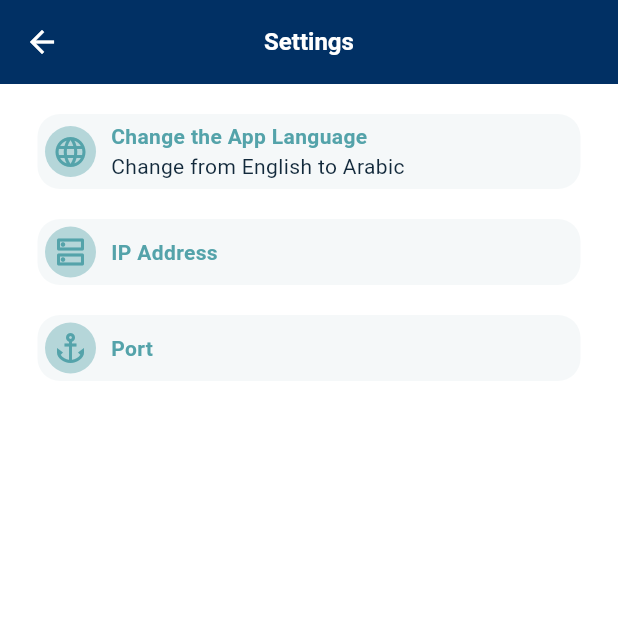
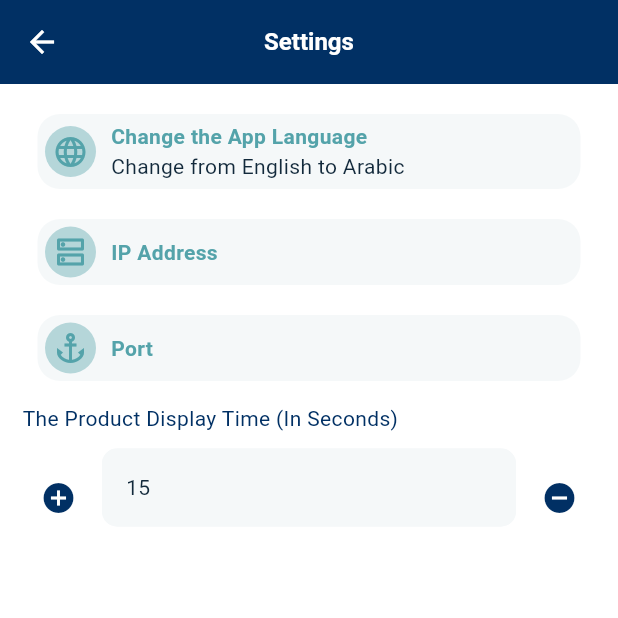
Before and after one commit to HayaBekheet/price_cheker, a Flutter app: the screen it shows after launch, after a tap on the "settings" icon, on a phone screen of 412 x 824 dp, the top half of it. Run offline on Flutter 3.47's test engine with Material 3 defaults, Android fonts, the phone set to English and light mode, and no system bars; our stand-ins replace easy_localization, flutter_svg, get_it, google_fonts, responsive_sizer, shared_preferences; missing offline and left inert: super_banners; Roboto replaces fonts that are missing (Cairo).

Commit message:
continue settings

```diff
--- a/assets/translations/ar-SA.json
+++ b/assets/translations/ar-SA.json
@@ -20,6 +20,7 @@
     },
     "port": {
       "title": "البورت"
-    }
+    },
+    "product_display_time": "مدة ظهور الصنف (بالثوانى)"
   }
 }
--- a/assets/translations/en-US.json
+++ b/assets/translations/en-US.json
@@ -20,6 +20,7 @@
     },
     "port": {
       "title": "Port"
-    }
+    },
+    "product_display_time": "The Product Display Time (In Seconds)"
   }
 }
--- a/lib/common/app_preferences/app_preferences.dart
+++ b/lib/common/app_preferences/app_preferences.dart
@@ -4,4 +4,6 @@ abstract class AppPreferences {
   Future<void> setBaseUrl(String baseUrl);
   Future<String> getLanguageCode();
   Future<void> setLanguageCode(String languageCode);
+  int getProductCardDisplayTime();
+  Future<void> setProductCardDisplayTime(int seconds);
 }
--- a/lib/common/app_preferences/app_preferences_imp.dart
+++ b/lib/common/app_preferences/app_preferences_imp.dart
@@ -38,4 +38,14 @@ class AppPreferencesImp implements AppPreferences {
   Future<void> setLanguageCode(String languageCode) async {
     await preferences.setString('language-code', languageCode);
   }
+
+  @override
+  int getProductCardDisplayTime() {
+    return preferences.getInt('productDisplayTime') ?? 15;
+  }
+
+  @override
+  Future<void> setProductCardDisplayTime(int seconds) async {
+    await preferences.setInt('productDisplayTime', seconds);
+  }
 }
--- /dev/null
+++ b/lib/common/functions/replace_with_english_numbers.dart
@@ -0,0 +1,8 @@
+String replaceWithEnglishNumbers(String input) {
+  const english = ['0', '1', '2', '3', '4', '5', '6', '7', '8', '9'];
+  const farsi = ['٠', '١', '٢', '۳', '٤', '٥', '٦', '٧', '٨', '٩'];
+  for (int i = 0; i < english.length; i++) {
+    input = input.replaceAll(farsi[i], english[i]);
+  }
+  return input;
+}
--- a/lib/presentation/views/home/components/product_card.dart
+++ b/lib/presentation/views/home/components/product_card.dart
@@ -1,5 +1,6 @@
 import 'package:flutter/material.dart';
 import 'package:easy_localization/easy_localization.dart';
+import 'package:super_banners/super_banners.dart';
 
 import '/gen/assets.gen.dart';
 import '/common/themes/colours.dart';
@@ -24,6 +25,8 @@ class ProductCard extends StatelessWidget {
               context,
             ).textTheme.bodyLarge!.copyWith(color: Colors.white),
           ),
+          Stack(
+            children: [
               Container(
                 padding: const EdgeInsets.all(15.0),
                 decoration: BoxDecoration(
@@ -33,7 +36,7 @@ class ProductCard extends StatelessWidget {
                 child: IntrinsicHeight(
                   child: Row(
                     spacing: 10.0,
-                mainAxisSize: MainAxisSize.min,
+                    //mainAxisSize: MainAxisSize.min,
                     children: [
                       Column(
                         spacing: 10.0,
@@ -54,22 +57,32 @@ class ProductCard extends StatelessWidget {
                               color: Colours.kHighlightColor4.withValues(
                                 alpha: 0.2,
                               ),
-                          borderRadius: BorderRadius.all(Radius.circular(7.0)),
+                              borderRadius: BorderRadius.all(
+                                Radius.circular(7.0),
+                              ),
                             ),
                             child: MoneyWithSaudiRiyalSymbol(
                               money: 35.00,
-                          textStyle: Theme.of(context).textTheme.titleMedium!
+                              textStyle: Theme.of(context)
+                                  .textTheme
+                                  .titleMedium!
                                   .copyWith(color: Colours.kHighlightColor4),
                               symbolColor: Colours.kHighlightColor4,
                             ),
                           ),
-                      const OfferCard(),
+                          //const OfferCard(),
                           Row(
                             spacing: 5.0,
                             children: [
-                          Icon(Icons.check_circle, color: Colours.kSuccessColor),
+                              Icon(
+                                Icons.check_circle,
+                                color: Colours.kSuccessColor,
+                              ),
                               Text(
-                            tr(context: context, 'home.product_card.available'),
+                                tr(
+                                  context: context,
+                                  'home.product_card.available',
+                                ),
                                 style: Theme.of(context).textTheme.titleMedium!
                                     .copyWith(color: Colours.kSuccessColor),
                               ),
@@ -78,9 +91,8 @@ class ProductCard extends StatelessWidget {
                           const CustomDivider(),
                           Text(
                             tr(context: context, 'home.product_card.details'),
-                        style: Theme.of(context).textTheme.bodyMedium!.copyWith(
-                          color: Colours.kHighlightColor4,
-                        ),
+                            style: Theme.of(context).textTheme.bodyMedium!
+                                .copyWith(color: Colours.kHighlightColor4),
                           ),
                           IconedTitle(
                             icon: Icons.language_outlined,
@@ -106,6 +118,30 @@ class ProductCard extends StatelessWidget {
                   ),
                 ),
               ),
+              Row(
+                crossAxisAlignment: CrossAxisAlignment.start,
+                children: [
+                  Expanded(child: Container()),
+                  CornerBanner(
+                    bannerPosition: context.locale.languageCode == 'ar'
+                        ? CornerBannerPosition.topLeft
+                        : CornerBannerPosition.topRight,
+                    bannerColor: Colors.orange,
+                    child: Padding(
+                      padding: const EdgeInsets.all(2.5),
+                      child: Text(
+                        "إشترى خمس عبوات واحصل على السادسة مجاناً",
+                        style: Theme.of(context).textTheme.bodySmall!.copyWith(
+                          color: Colours.kHighlightColor4,
+                          fontWeight: FontWeight.bold,
+                        ),
+                      ),
+                    ),
+                  ),
+                ],
+              ),
+            ],
+          ),
         ],
       ),
     );
--- /dev/null
+++ b/lib/presentation/views/settings/components/edit_product_display_buttons.dart
@@ -0,0 +1,107 @@
+import 'package:flutter/material.dart';
+import 'package:easy_localization/easy_localization.dart';
+
+import '/common/service_locator.dart';
+import '/common/app_preferences/app_preferences.dart';
+import '/common/themes/colours.dart';
+import 'number_field.dart';
+
+class EditProductDisplayButtons extends StatefulWidget {
+  const EditProductDisplayButtons({super.key});
+
+  @override
+  State<EditProductDisplayButtons> createState() =>
+      _EditProductDisplayButtonsState();
+}
+
+class _EditProductDisplayButtonsState extends State<EditProductDisplayButtons> {
+  int displayTime = getIt<AppPreferences>().getProductCardDisplayTime();
+  late final TextEditingController displayTimeController;
+
+  @override
+  void initState() {
+    super.initState();
+    displayTimeController = TextEditingController(text: '$displayTime');
+  }
+
+  void _setNewDisplayTime(int newDisplayTime) async {
+    await getIt<AppPreferences>().setProductCardDisplayTime(newDisplayTime);
+    setState(() {
+      displayTime = newDisplayTime;
+      displayTimeController.text = '$displayTime';
+    });
+  }
+
+  void _resetDisplayTimeController() {
+    setState(() {
+      displayTimeController.text = '$displayTime';
+    });
+  }
+
+  @override
+  void dispose() {
+    super.dispose();
+    displayTimeController.dispose();
+  }
+
+  @override
+  Widget build(BuildContext context) {
+    return Column(
+      spacing: 10.0,
+      crossAxisAlignment: CrossAxisAlignment.start,
+      children: [
+        Text(
+          tr(context: context, 'settings.product_display_time'),
+          style: Theme.of(
+            context,
+          ).textTheme.bodyMedium!.copyWith(color: Colours.kHighlightColor4),
+        ),
+        Row(
+          spacing: 5.0,
+          children: [
+            IconButton(
+              onPressed: () {
+                int newDisplayTime = displayTime + 1;
+                if (newDisplayTime <= 60) {
+                  _setNewDisplayTime(newDisplayTime);
+                }
+              },
+              icon: const Icon(
+                Icons.add_circle,
+                color: Colours.kHighlightColor4,
+              ),
+            ),
+            Expanded(
+              child: NumberField(
+                controller: displayTimeController,
+                onSubmit: (value) {
+                  int? newDisplayTime = int.tryParse(value);
+                  if (value.isNotEmpty &&
+                      newDisplayTime != null &&
+                      newDisplayTime >= 0 &&
+                      newDisplayTime <= 60) {
+                    _setNewDisplayTime(newDisplayTime);
+                  } else {
+                    _resetDisplayTimeController();
+                  }
+                },
+              ),
+            ),
+            IconButton(
+              onPressed: () {
+                int newDisplayTime = displayTime - 1;
+                if (newDisplayTime >= 0) {
+                  _setNewDisplayTime(newDisplayTime);
+                }
+              },
+              icon: const Icon(
+                Icons.remove_circle,
+                color: Colours.kHighlightColor4,
+              ),
+            ),
+          ],
+        ),
+      ],
+    );
+  }
+}
--- /dev/null
+++ b/lib/presentation/views/settings/components/number_field.dart
@@ -0,0 +1,171 @@
+import 'package:flutter/material.dart';
+import 'package:flutter/services.dart';
+
+import '/common/constants/globals.dart';
+import '/common/functions/replace_with_english_numbers.dart';
+import '/common/themes/colours.dart';
+
+class NumberField extends StatefulWidget {
+  const NumberField({
+    super.key,
+    this.controller,
+    this.textStyle,
+    this.initialValue,
+    this.allowDecimalNumbers = false,
+    this.allowStartingWithZero = true,
+    this.fractionDigits = Globals.kDefaultFractionDigits,
+    this.isReadOnly = false,
+    this.maxLength,
+    this.requestFocus = false,
+    //this.onChanged,
+    this.onSubmit,
+    this.validateMode = AutovalidateMode.onUserInteraction,
+    this.validator,
+    this.onSaved,
+    this.fillColor,
+    this.prefixIcon,
+    this.labelText,
+    this.isMandatory = false,
+    this.hintText,
+    this.suffixText,
+    this.suffix,
+    this.suffixIcon,
+    this.errorText,
+    this.boxConstraints,
+  }) : assert(controller == null || initialValue == null);
+
+  final TextEditingController? controller;
+  final TextStyle? textStyle;
+  final String? initialValue;
+  final bool allowDecimalNumbers;
+  final bool allowStartingWithZero;
+  final int fractionDigits;
+  final bool isReadOnly;
+  final int? maxLength;
+  final bool requestFocus;
+  //final void Function(String)? onChanged;
+  final void Function(String)? onSubmit;
+  final AutovalidateMode validateMode;
+  final String? Function(String?)? validator;
+  final void Function(String?)? onSaved;
+  final Color? fillColor;
+  final Widget? prefixIcon;
+  final String? labelText;
+  final bool isMandatory;
+  final String? hintText;
+  final String? suffixText;
+  final Widget? suffix;
+  final Widget? suffixIcon;
+  final String? errorText;
+  final BoxConstraints? boxConstraints;
+
+  @override
+  State<NumberField> createState() => _NumberFieldState();
+}
+
+class _NumberFieldState extends State<NumberField> {
+  final FocusNode focusNode = FocusNode();
+
+  @override
+  void initState() {
+    super.initState();
+    focusNode.addListener(() {
+      if (!focusNode.hasFocus) {
+        if (widget.controller != null && widget.onSubmit != null) {
+          widget.onSubmit!(widget.controller!.text);
+        }
+      }
+    });
+    WidgetsBinding.instance.addPostFrameCallback((_) {
+      if (widget.requestFocus) {
+        FocusScope.of(context).requestFocus(focusNode);
+      }
+    });
+  }
+
+  String getDecimalNumberRegularExpression() {
+    final fractionalPart = List.filled(widget.fractionDigits, '\\d?').join();
+    return '^\\d+\\.?$fractionalPart';
+  }
+
+  @override
+  void dispose() {
+    super.dispose();
+    focusNode.dispose();
+  }
+
+  @override
+  Widget build(BuildContext context) {
+    return TextFormField(
+      controller: widget.controller,
+      focusNode: focusNode,
+      style:
+          widget.textStyle ??
+          Theme.of(
+            context,
+          ).textTheme.bodyMedium!.copyWith(color: Colours.kHighlightColor1),
+      onTapOutside: (_) {
+        FocusScope.of(context).unfocus();
+      },
+      initialValue: widget.initialValue,
+      keyboardType: widget.allowDecimalNumbers
+          ? const TextInputType.numberWithOptions(decimal: true)
+          : TextInputType.number,
+      inputFormatters: [
+        widget.allowDecimalNumbers
+            ? FilteringTextInputFormatter.allow(
+                RegExp(getDecimalNumberRegularExpression()),
+              )
+            : FilteringTextInputFormatter.digitsOnly,
+        if (!widget.allowStartingWithZero)
+          FilteringTextInputFormatter.deny(RegExp(r'^0')),
+      ],
+      readOnly: widget.isReadOnly,
+      maxLength: widget.maxLength,
+      cursorColor: Colours.kHighlightColor5,
+      onFieldSubmitted: (value) => widget.onSubmit != null
+          ? widget.onSubmit!(replaceWithEnglishNumbers(value))
+          : null,
+      autovalidateMode: widget.validateMode,
+      validator: (value) =>
+          widget.validator != null ? widget.validator!(value) : null,
+      onSaved: (value) => widget.onSaved != null
+          ? widget.onSaved!(replaceWithEnglishNumbers(value ?? ''))
+          : null,
+      decoration: InputDecoration(
+        fillColor: widget.fillColor,
+        prefixIcon: widget.prefixIcon,
+        label: widget.labelText != null
+            ? Text.rich(
+                TextSpan(
+                  children: [
+                    TextSpan(
+                      text: widget.labelText,
+                      style:
+                          widget.textStyle ??
+                          Theme.of(context).textTheme.bodyMedium!.copyWith(
+                            color: Colours.kHighlightColor1,
+                          ),
+                    ),
+                    if (widget.isMandatory)
+                      TextSpan(
+                        text: '*',
+                        style: Theme.of(context).textTheme.bodyMedium!.copyWith(
+                          color: Colours.kErrorColor,
+                        ),
+                      ),
+                  ],
+                ),
+              )
+            : null,
+        hintText: widget.hintText,
+        suffixText: widget.suffixText,
+        suffix: widget.suffix,
+        suffixIcon: widget.suffixIcon,
+        errorText: widget.errorText,
+        errorMaxLines: 4,
+        constraints: widget.boxConstraints,
+      ),
+    );
+  }
+}
--- a/lib/presentation/views/settings/settings.dart
+++ b/lib/presentation/views/settings/settings.dart
@@ -4,6 +4,7 @@ import 'package:easy_localization/easy_localization.dart';
 import '/common/service_locator.dart';
 import '/common/app_preferences/app_preferences.dart';
 import 'components/action_card.dart';
+import 'components/edit_product_display_buttons.dart';
 
 class SettingsScreen extends StatefulWidget {
   static const routeName = 'settings';
@@ -53,6 +54,7 @@ class _SettingsScreenState extends State<SettingsScreen> {
                 iconData: Icons.anchor_outlined,
                 title: tr(context: context, 'settings.port.title'),
               ),
+              const EditProductDisplayButtons(),
               const SizedBox(height: 5),
             ],
           ),
--- a/pubspec.yaml
+++ b/pubspec.yaml
@@ -19,6 +19,7 @@ dependencies:
   get_it: ^8.2.0
   shared_preferences: ^2.5.3
   flutter_svg: ^2.2.1
+  super_banners: ^0.0.1
 
 dev_dependencies:
   flutter_test:
```
Also changed, not shown: lib/main.dart (+4 -4 lines), pubspec.lock. Lines whose indentation alone changed are shown as unchanged.
